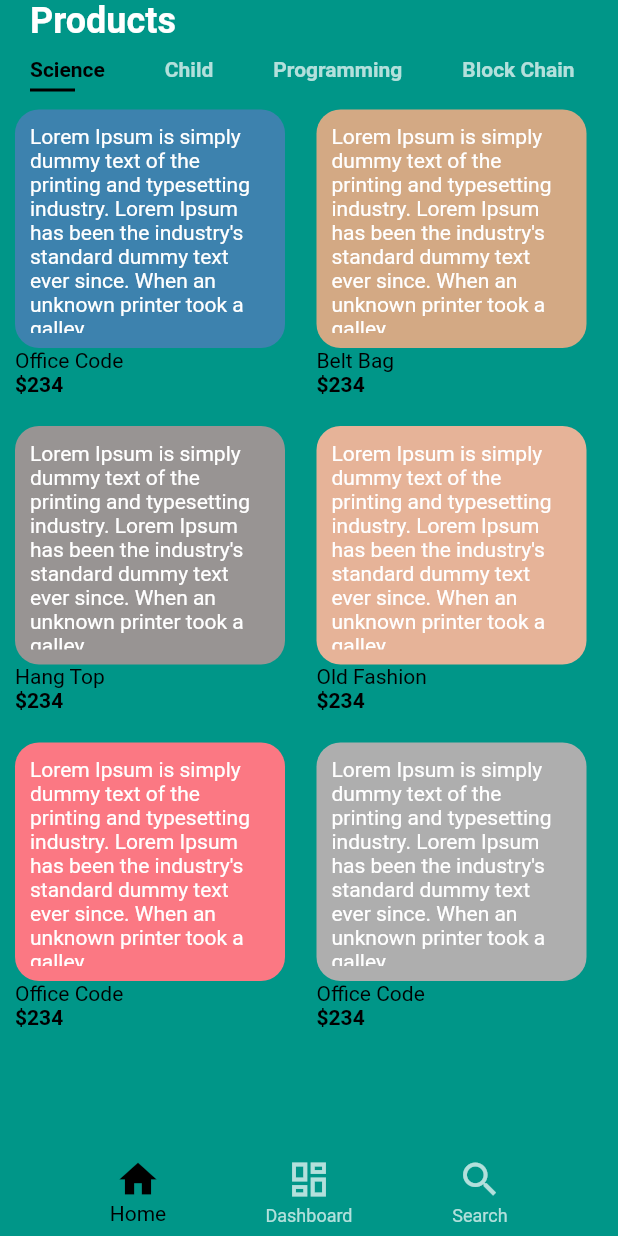
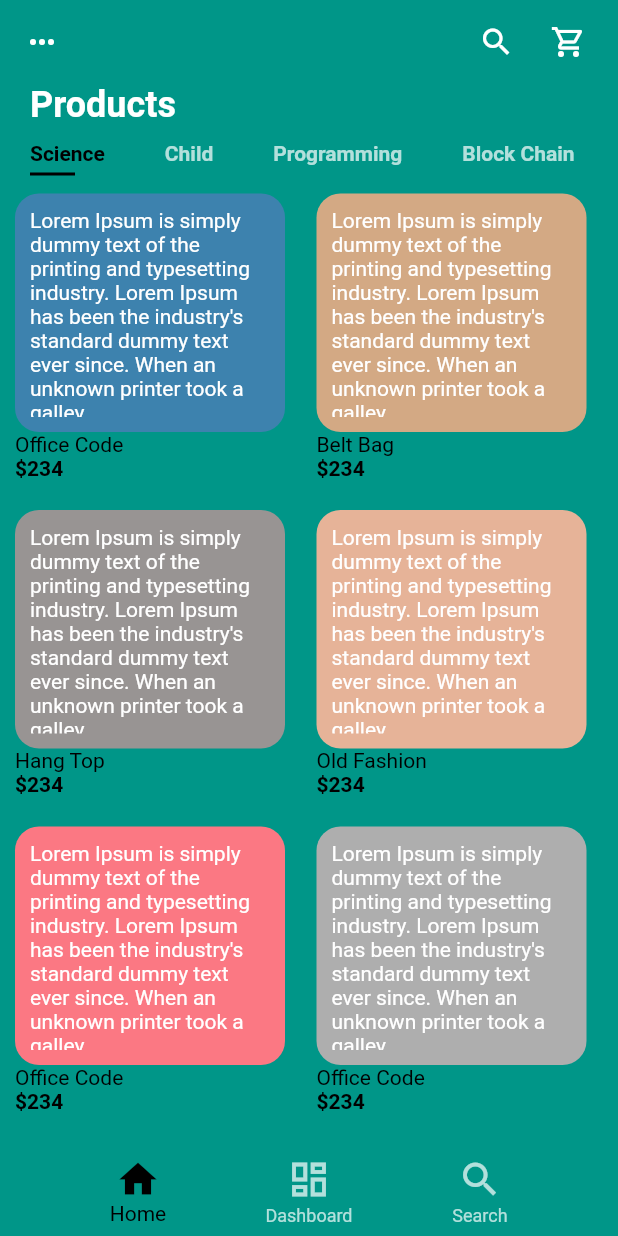
Before and after one commit to beyrakIn/E-Commerce-App-Flutter, a Flutter app: the screen it shows after launch, on a phone screen of 412 x 824 dp. Run offline on Flutter 3.47's test engine with Material 2 defaults, Android fonts, the phone set to English and light mode, and no system bars.

Commit message:
Initial commit2

```diff
--- a/lib/screens/home/home_screen.dart
+++ b/lib/screens/home/home_screen.dart
@@ -27,7 +27,7 @@ class _HomeState extends State<HomeScreen> {
     return Scaffold(
       extendBodyBehindAppBar: true,
       backgroundColor: Colors.teal,
-      // appBar: _currentIndex == 0 ? buildAppBar(context) : null,
+      appBar: _currentIndex == 0 ? buildAppBar(context) : null,
       body: tabs[_currentIndex],
       bottomNavigationBar: buildPadding(),
     );
```
